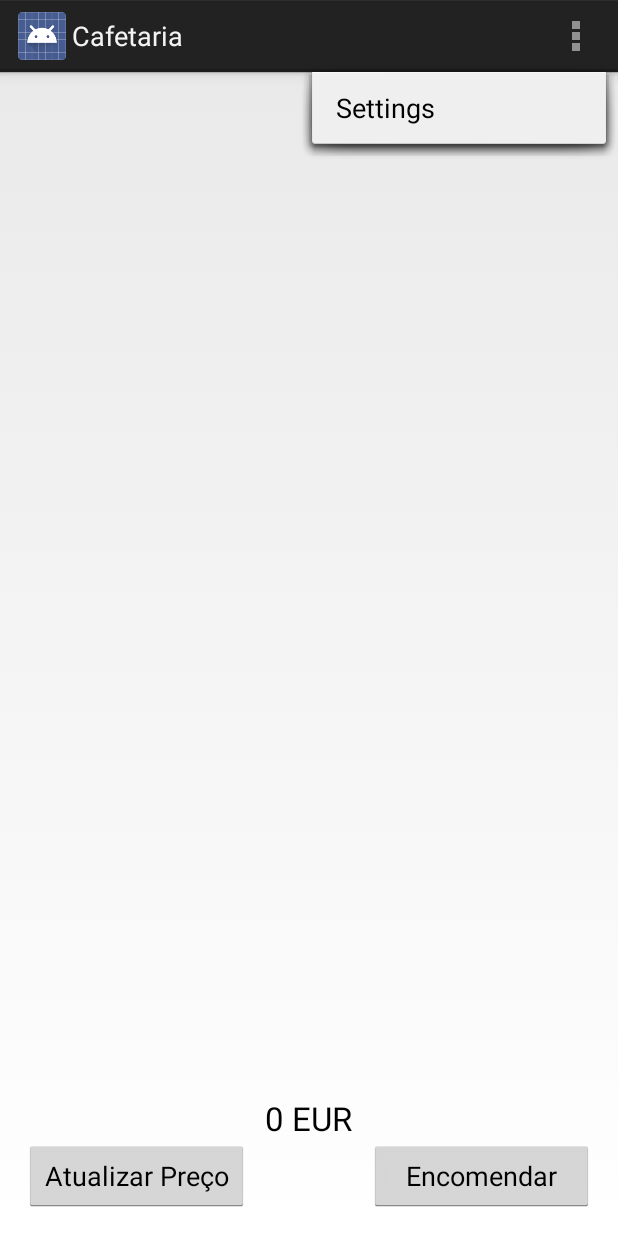
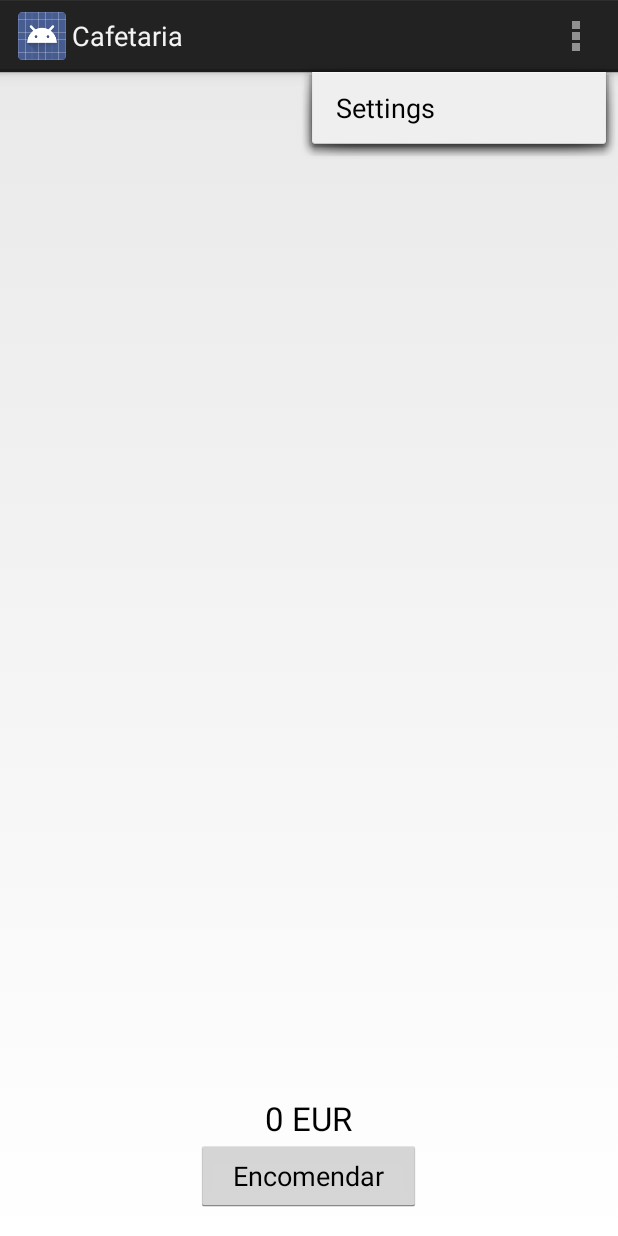
Before and after one commit to andrefreitas/feup-cmov-meoarena, an Android app: the ProductsActivity screen opened directly, with no data from a screen before it, with the options menu open, on a phone screen of 412 x 824 dp. Run offline under Robolectric (Android 15) with nearby library versions, the phone set to English and light mode, and no system bars; libraries missing offline, so code that uses them is left out: com.loopj.android; 1 statement that could not run was skipped.

Commit message:
Já mostra em tempo real o valor da encomenda na cafetaria e verifica se tem algum produto selecionado antes de avançar.

```diff
--- a/MeoArenaCustomer/app/src/main/res/layout/activity_products.xml
+++ b/MeoArenaCustomer/app/src/main/res/layout/activity_products.xml
@@ -20,15 +20,7 @@
         android:text="@string/order"
         android:id="@+id/buy_products"
         android:layout_alignParentBottom="true"
-        android:layout_alignParentEnd="true" />
-
-    <Button
-        android:layout_width="150dip"
-        android:layout_height="wrap_content"
-        android:text="Atualizar Preço"
-        android:id="@+id/update_products_price"
-        android:layout_alignParentBottom="true"
-        android:layout_alignParentStart="true" />
+        android:layout_centerHorizontal="true" />
 
     <TextView
         android:layout_width="wrap_content"
--- a/MeoArenaCustomer/app/src/main/res/values/strings.xml
+++ b/MeoArenaCustomer/app/src/main/res/values/strings.xml
@@ -56,7 +56,7 @@
     <string name="order">Encomendar</string>
     <string name="pay_order">Pagar encomenda</string>
     <string name="limit_vouchers_used">Não pode escolher mais do que 3 vouchers para descontar por cada encomenda. Por favor, tente novamente.</string>
-    <string name="no_orders">Selecione os produtos e atualize o preço antes de continuar.</string>
+    <string name="no_orders">Selecione os produtos que pretende encomendar antes de continuar.</string>
     <string name="save_vouchers">Vouchers guardados com sucesso.</string>
     <string name="save_tickets">Bilhetes guardados com sucesso.</string>
     <string name="tickets">Bilhetes</string>
```
Also changed, not shown: MeoArenaCustomer/app/src/main/java/org/feup/meoarenacustomer/app/ProductsActivity.java (+4 -24 lines), MeoArenaCustomer/app/src/main/java/org/feup/meoarenacustomer/app/ProductsAdapter.java (+41 -2 lines), MeoArenaCustomer/app/src/main/java/org/feup/meoarenacustomer/app/ProductsOrder.java (+8 -4 lines).
